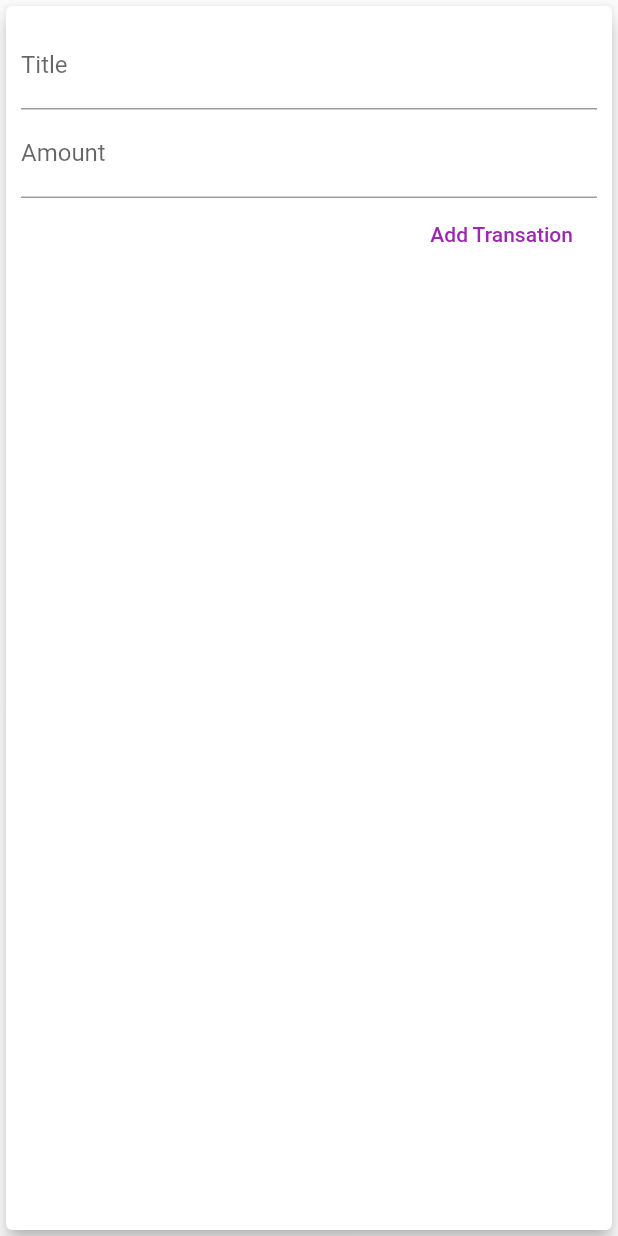
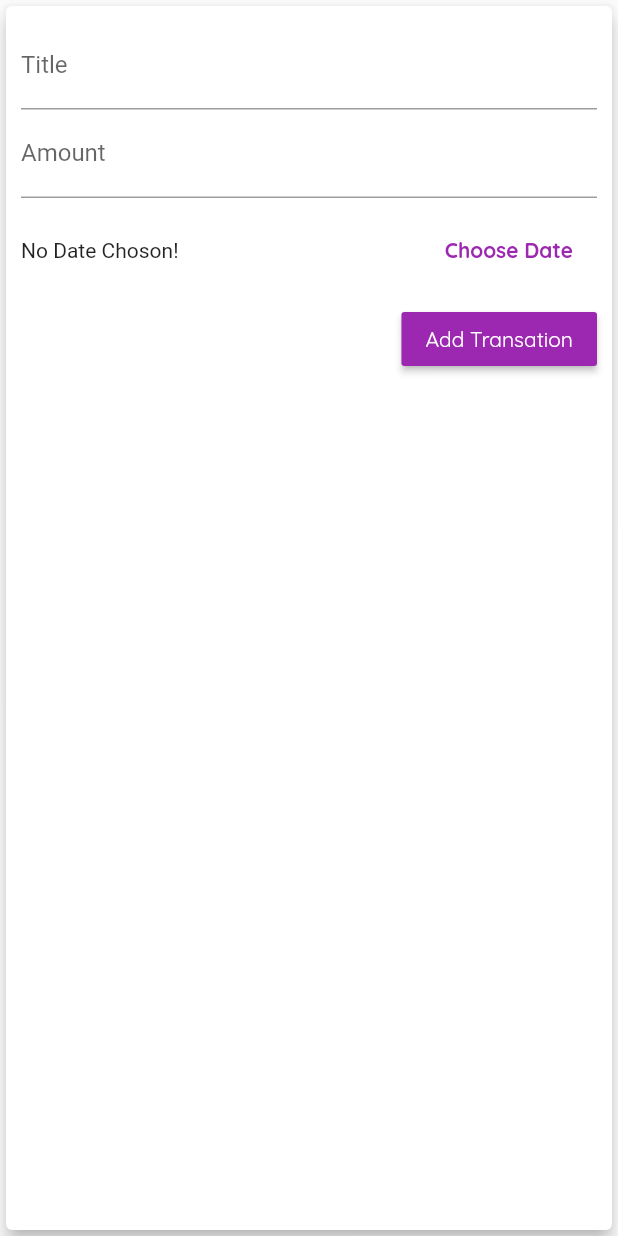
Before and after one commit to CliffordTeneng/pexpenses_app, a Flutter app: the NewTransation widget shown alone on an empty page, opened directly with empty values, after a tap on "Add Transation", on a phone screen of 412 x 824 dp. Run offline on Flutter 3.47's test engine with Material 2 defaults, Android fonts, the phone set to English and light mode, and no system bars.

```diff
--- a/lib/widgets/new_transation.dart
+++ b/lib/widgets/new_transation.dart
@@ -1,4 +1,5 @@
 import 'package:flutter/material.dart';
+import 'package:intl/intl.dart';
 
 class NewTransation extends StatefulWidget {
   final Function addtx;
@@ -10,23 +11,43 @@ class NewTransation extends StatefulWidget {
 }
 
 class _NewTransationState extends State<NewTransation> {
-  final titleController = TextEditingController();
+  final _titleController = TextEditingController();
+  final _amountController = TextEditingController();
+  DateTime _selectedDate;
 
-  final amountController = TextEditingController();
+  void _submitData() {
+    if(_amountController.text.isEmpty){
+      return;
+    }
+    final enteredTitle = _titleController.text;
+    final enteredAmount = double.parse(_amountController.text);
 
-  void submitData() {
-    final enteredTitle = titleController.text;
-    final enteredAmount = double.parse(amountController.text);
-
-    if (enteredTitle.isEmpty || enteredAmount <= 0) {
+    if (enteredTitle.isEmpty || enteredAmount <= 0 || _selectedDate == null) {
       return;
     }
 
     widget.addtx(
       enteredTitle,
       enteredAmount,
+      _selectedDate,
     );
     Navigator.of(context).pop();
+  }
+
+  void _presentDatePicker() {
+    showDatePicker(
+      context: context,
+      initialDate: DateTime.now(),
+      firstDate: DateTime(2019),
+      lastDate: DateTime.now(),
+    ).then((pickedDate) {
+      if (pickedDate == null) {
+        return;
+      }
+      setState(() {
+        _selectedDate = pickedDate;
+      });
+    });
   }
 
   @override
@@ -43,22 +64,45 @@ class _NewTransationState extends State<NewTransation> {
               //   titleInput = value;
               // },
               decoration: InputDecoration(labelText: "Title"),
-              controller: titleController,
-              onSubmitted: (_) => submitData(),
+              controller: _titleController,
+              onSubmitted: (_) => _submitData(),
             ),
             TextField(
               // onChanged: (value){
               //   amountInput = value;
               // },
               decoration: InputDecoration(labelText: "Amount"),
-              controller: amountController,
+              controller: _amountController,
               keyboardType: TextInputType.number,
-              onSubmitted: (_) => submitData(),
+              onSubmitted: (_) => _submitData(),
             ),
-            FlatButton(
+            Container(
+              height: 70,
+              child: Row(
+                children: <Widget>[
+                  Expanded(
+                    child: Text(_selectedDate == null
+                        ? 'No Date Choson!'
+                        : DateFormat.yMd().format(_selectedDate)),
+                  ),
+                  FlatButton(
+                    textColor: Theme.of(context).primaryColor,
+                    child: Text(
+                      'Choose Date',
+                      style: TextStyle(
+                        fontWeight: FontWeight.bold,
+                      ),
+                    ),
+                    onPressed: _presentDatePicker,
+                  )
+                ],
+              ),
+            ),
+            RaisedButton(
               child: Text("Add Transation"),
-              onPressed: submitData,
-              textColor: Colors.purple,
+              onPressed: _submitData,
+              textColor: Theme.of(context).textTheme.button.color,
+              color: Theme.of(context).primaryColor,
             )
           ],
         ),
```
Also changed, not shown: lib/main.dart (+12 -3 lines), lib/widgets/transation_list.dart (+9 -2 lines).
